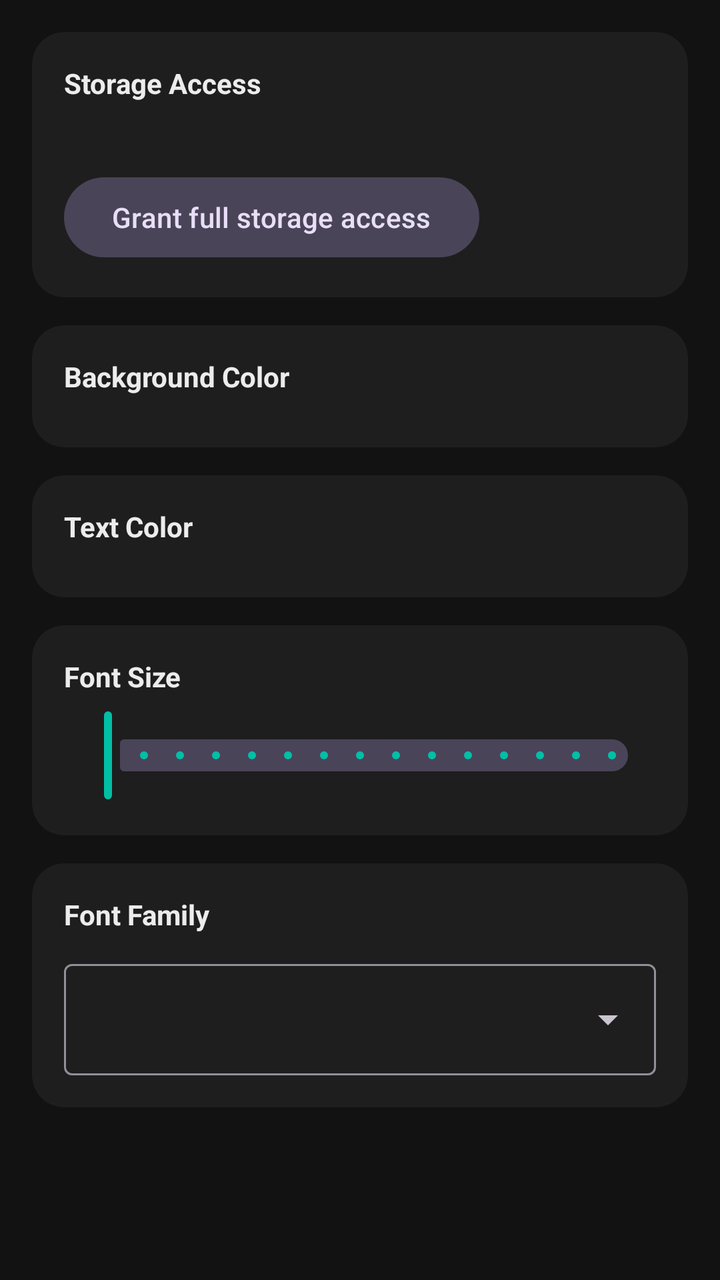
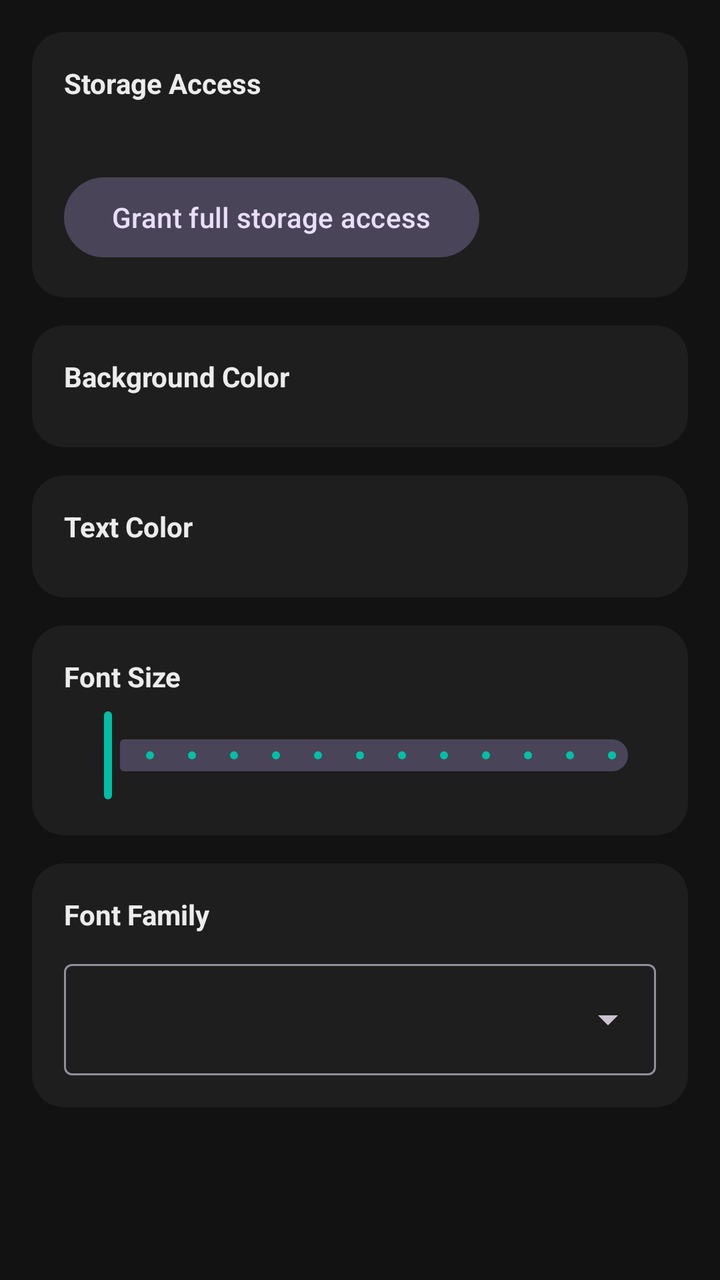

An Android layout rendered at two revisions. The XML below is the earlier revision; the diff shows what the commit changed to produce the second picture.
<!-- AndroidManifest.xml: application theme Theme.LangRunner -->
<!-- res/layout/fragment_settings.xml -->
<?xml version="1.0" encoding="utf-8"?>
<ScrollView xmlns:android="http://schemas.android.com/apk/res/android"
    xmlns:app="http://schemas.android.com/apk/res-auto"
    android:layout_width="match_parent"
    android:layout_height="match_parent"
    android:background="@color/background_dark">

    <LinearLayout
        android:layout_width="match_parent"
        android:layout_height="wrap_content"
        android:orientation="vertical"
        android:padding="16dp">

        <com.google.android.material.card.MaterialCardView
            android:layout_width="match_parent"
            android:layout_height="wrap_content"
            app:cardBackgroundColor="@color/surface_dark"
            app:cardCornerRadius="16dp"
            app:strokeWidth="0dp"
            app:cardElevation="0dp"
            android:layout_marginBottom="14dp">

            <LinearLayout
                android:layout_width="match_parent"
                android:layout_height="wrap_content"
                android:orientation="vertical"
                android:padding="16dp">

                <TextView
                    android:layout_width="wrap_content"
                    android:layout_height="wrap_content"
                    android:text="Storage Access"
                    android:textColor="@color/on_surface"
                    android:textStyle="bold"
                    android:layout_marginBottom="6dp" />

                <TextView
                    android:id="@+id/storageStatusText"
                    android:layout_width="match_parent"
                    android:layout_height="wrap_content"
                    android:textColor="@color/on_surface_variant"
                    android:textSize="13sp"
                    android:layout_marginBottom="10dp" />

                <com.google.android.material.button.MaterialButton
                    android:id="@+id/storagePermissionButton"
                    style="@style/Widget.Material3.Button.TonalButton"
                    android:layout_width="wrap_content"
                    android:layout_height="wrap_content"
                    android:text="Grant full storage access" />

            </LinearLayout>

        </com.google.android.material.card.MaterialCardView>

        <com.google.android.material.card.MaterialCardView
            android:layout_width="match_parent"
            android:layout_height="wrap_content"
            app:cardBackgroundColor="@color/surface_dark"
            app:cardCornerRadius="16dp"
            app:strokeWidth="0dp"
            app:cardElevation="0dp"
            android:layout_marginBottom="14dp">

            <LinearLayout
                android:layout_width="match_parent"
                android:layout_height="wrap_content"
                android:orientation="vertical"
                android:padding="16dp">

                <TextView
                    android:layout_width="wrap_content"
                    android:layout_height="wrap_content"
                    android:text="Background Color"
                    android:textColor="@color/on_surface"
                    android:textStyle="bold"
                    android:layout_marginBottom="10dp" />

                <LinearLayout
                    android:id="@+id/bgColorGroup"
                    android:layout_width="match_parent"
                    android:layout_height="wrap_content"
                    android:orientation="horizontal" />

            </LinearLayout>

        </com.google.android.material.card.MaterialCardView>

        <com.google.android.material.card.MaterialCardView
            android:layout_width="match_parent"
            android:layout_height="wrap_content"
            app:cardBackgroundColor="@color/surface_dark"
            app:cardCornerRadius="16dp"
            app:strokeWidth="0dp"
            app:cardElevation="0dp"
            android:layout_marginBottom="14dp">

            <LinearLayout
                android:layout_width="match_parent"
                android:layout_height="wrap_content"
                android:orientation="vertical"
                android:padding="16dp">

                <TextView
                    android:layout_width="wrap_content"
                    android:layout_height="wrap_content"
                    android:text="Text Color"
                    android:textColor="@color/on_surface"
                    android:textStyle="bold"
                    android:layout_marginBottom="10dp" />

                <LinearLayout
                    android:id="@+id/textColorGroup"
                    android:layout_width="match_parent"
                    android:layout_height="wrap_content"
                    android:orientation="horizontal" />

            </LinearLayout>

        </com.google.android.material.card.MaterialCardView>

        <com.google.android.material.card.MaterialCardView
            android:layout_width="match_parent"
            android:layout_height="wrap_content"
            app:cardBackgroundColor="@color/surface_dark"
            app:cardCornerRadius="16dp"
            app:strokeWidth="0dp"
            app:cardElevation="0dp"
            android:layout_marginBottom="14dp">

            <LinearLayout
                android:layout_width="match_parent"
                android:layout_height="wrap_content"
                android:orientation="vertical"
                android:padding="16dp">

                <TextView
                    android:layout_width="wrap_content"
                    android:layout_height="wrap_content"
                    android:text="Font Size"
                    android:textColor="@color/on_surface"
                    android:textStyle="bold"
                    android:layout_marginBottom="6dp" />

                <com.google.android.material.slider.Slider
                    android:id="@+id/fontSizeSlider"
                    android:layout_width="match_parent"
                    android:layout_height="wrap_content"
                    app:thumbColor="@color/accent_teal"
                    app:trackColorActive="@color/accent_teal"
                    android:valueFrom="10"
                    android:valueTo="24"
                    android:stepSize="1" />

            </LinearLayout>

        </com.google.android.material.card.MaterialCardView>

        <com.google.android.material.card.MaterialCardView
            android:layout_width="match_parent"
            android:layout_height="wrap_content"
            app:cardBackgroundColor="@color/surface_dark"
            app:cardCornerRadius="16dp"
            app:strokeWidth="0dp"
            app:cardElevation="0dp">

            <LinearLayout
                android:layout_width="match_parent"
                android:layout_height="wrap_content"
                android:orientation="vertical"
                android:padding="16dp">

                <TextView
                    android:layout_width="wrap_content"
                    android:layout_height="wrap_content"
                    android:text="Font Family"
                    android:textColor="@color/on_surface"
                    android:textStyle="bold"
                    android:layout_marginBottom="10dp" />

                <com.google.android.material.textfield.TextInputLayout
                    style="@style/Widget.Material3.TextInputLayout.OutlinedBox.ExposedDropdownMenu"
                    android:layout_width="match_parent"
                    android:layout_height="wrap_content">

                    <AutoCompleteTextView
                        android:id="@+id/fontFamilyDropdown"
                        android:layout_width="match_parent"
                        android:layout_height="wrap_content"
                        android:inputType="none" />

                </com.google.android.material.textfield.TextInputLayout>

            </LinearLayout>

        </com.google.android.material.card.MaterialCardView>

    </LinearLayout>

</ScrollView>
<!-- resources referenced by this layout -->
<resources>
  <color name="accent_teal">#FF00BFA5</color>
  <color name="background_dark">#FF121212</color>
  <color name="on_surface">#FFECECEC</color>
  <color name="on_surface_variant">#FFAAAAAA</color>
  <color name="surface_dark">#FF1E1E1E</color>
  <style name="Theme.LangRunner" parent="Theme.Material3.Dark.NoActionBar">
          <item name="colorPrimary">@color/accent_teal</item>
          <item name="colorPrimaryVariant">@color/accent_teal_dark</item>
          <item name="colorOnPrimary">@color/background_dark</item>
          <item name="colorSecondary">@color/accent_teal</item>
          <item name="colorSurface">@color/surface_dark</item>
          <item name="colorOnSurface">@color/on_surface</item>
          <item name="android:colorBackground">@color/background_dark</item>
          <item name="colorOnBackground">@color/on_surface</item>
      </style>
  <color name="accent_teal_dark">#FF00997F</color>
</resources>

<!-- the commit's change to res/layout/fragment_settings.xml (unified diff, before → after) -->
@@ -148,8 +148,8 @@
                     android:layout_height="wrap_content"
                     app:thumbColor="@color/accent_teal"
                     app:trackColorActive="@color/accent_teal"
-                    android:valueFrom="10"
-                    android:valueTo="24"
+                    android:valueFrom="8"
+                    android:valueTo="20"
                     android:stepSize="1" />
 
             </LinearLayout>
